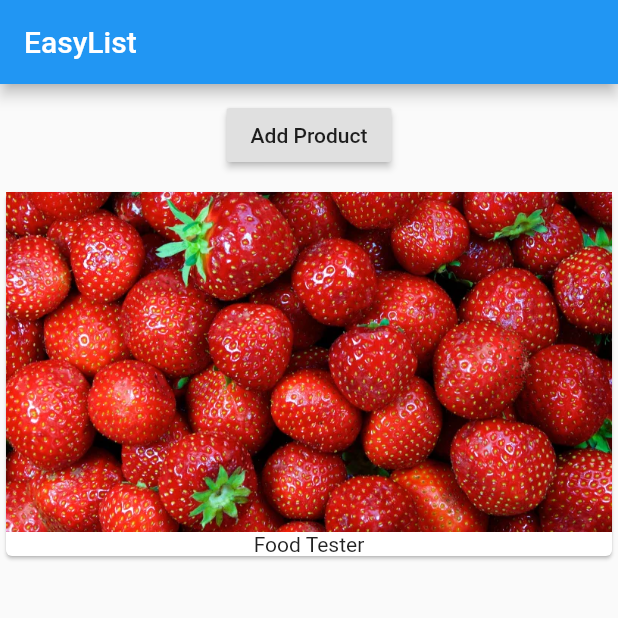
After one commit to franck-noahk/my-second-flutter-app, a Flutter app: the screen it shows after launch, on a phone screen of 412 x 824 dp, the top half of it. The commit adds this screen. Run offline on Flutter 3.47's test engine with Material 2 defaults, Android fonts, the phone set to English and light mode, and no system bars.

Commit message:
Extracted the products int product manager and then called the product  manager in the body of scaffold.

```diff
--- /dev/null
+++ b/lib/product_manager.dart
@@ -0,0 +1,36 @@
+import 'package:flutter/material.dart';
+
+import './products.dart';
+
+class ProductManager extends StatefulWidget {
+  @override
+  State<StatefulWidget> createState() {
+    // TODO: implement createState
+    return _ProductManagerState();
+  }
+}
+
+class _ProductManagerState extends State<ProductManager> {
+  List<String> _products = ['Food Tester'];
+  @override
+  Widget build(BuildContext context) {
+    // TODO: implement build
+    return Column(
+      children: [
+        Container(
+          margin: EdgeInsets.all(10.0),
+          child: RaisedButton(
+            child: Text("Add Product"),
+            onPressed: () {
+              setState(() {
+                _products.add("Advanced Food Tester");
+                print(_products);
+              });
+            },
+          ),
+        ),
+        Products(_products)
+      ],
+    );
+  }
+}
--- a/lib/products.dart
+++ b/lib/products.dart
@@ -2,6 +2,7 @@ import 'package:flutter/material.dart';
 
 class Products extends StatelessWidget {
   final List<String> products;
+
   Products(this.products);
   @override
   Widget build(BuildContext context) {
```
Also changed, not shown: lib/main.dart (+4 -41 lines).
